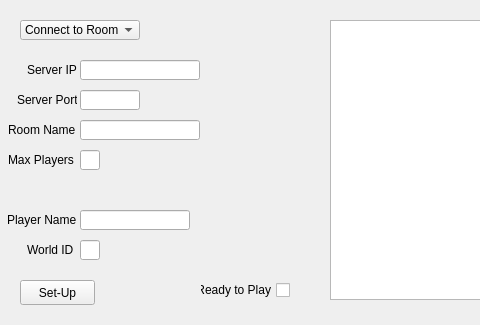
Old version of the form View/multiworldClient.ui in the repository Crain-32/Multiworld_Client; both pictures show x 0 to 480 and y 0 to 325 of the 850 by 325 pixel window.
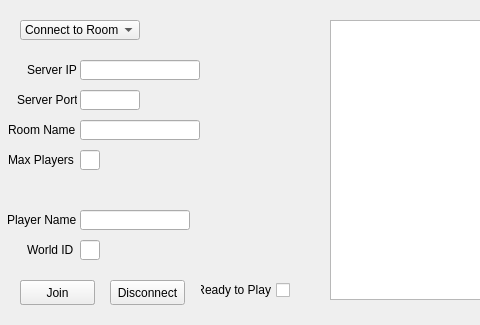
New version of the form.

Commit message:
Add more function to multiworld client GUI (#11)
* Adjustments to the `.gitignore`

* Initial migration to the GUI, with proper configuration input

* Separated the Client-Server connection into a `QThread`

* Minor changes to config in preparation for future server features.
- Authored by JarheadHME

Patch:
```diff
--- a/View/multiworldClient.ui
+++ b/View/multiworldClient.ui
@@ -244,6 +244,32 @@
      <string> Ready to Play</string>
     </property>
    </widget>
+   <widget class="QPushButton" name="joinButton">
+    <property name="geometry">
+     <rect>
+      <x>20</x>
+      <y>280</y>
+      <width>75</width>
+      <height>25</height>
+     </rect>
+    </property>
+    <property name="text">
+     <string>Join</string>
+    </property>
+   </widget>
+   <widget class="QPushButton" name="disconnectButton">
+    <property name="geometry">
+     <rect>
+      <x>110</x>
+      <y>280</y>
+      <width>75</width>
+      <height>25</height>
+     </rect>
+    </property>
+    <property name="text">
+     <string>Disconnect</string>
+    </property>
+   </widget>
   </widget>
  </widget>
  <resources/>
```
The commit also changes 8 other files.
